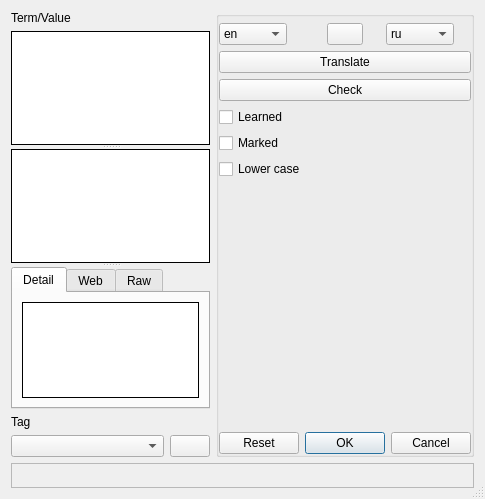
This is Forms/WordEditor.ui in skynowa/iTeacher as Qt 5 draws it before an edit. The edited form follows.
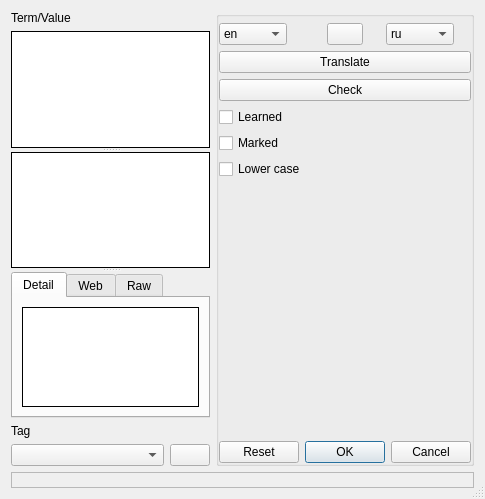
This is the edited form. Icons and pictures are not drawn.

Diff of the .ui file:
```diff
--- a/Forms/WordEditor.ui
+++ b/Forms/WordEditor.ui
@@ -314,29 +314,14 @@
      </layout>
     </widget>
    </item>
-   <item row="4" column="0" colspan="2">
+   <item row="3" column="0" colspan="2">
     <widget class="QLabel" name="lblInfo">
-     <property name="minimumSize">
-      <size>
-       <width>0</width>
-       <height>25</height>
-      </size>
-     </property>
-     <property name="maximumSize">
-      <size>
-       <width>16777215</width>
-       <height>25</height>
-      </size>
-     </property>
      <property name="frameShape">
       <enum>QFrame::StyledPanel</enum>
      </property>
      <property name="frameShadow">
       <enum>QFrame::Sunken</enum>
      </property>
-     <property name="text">
-      <string/>
-     </property>
     </widget>
    </item>
   </layout>
```
